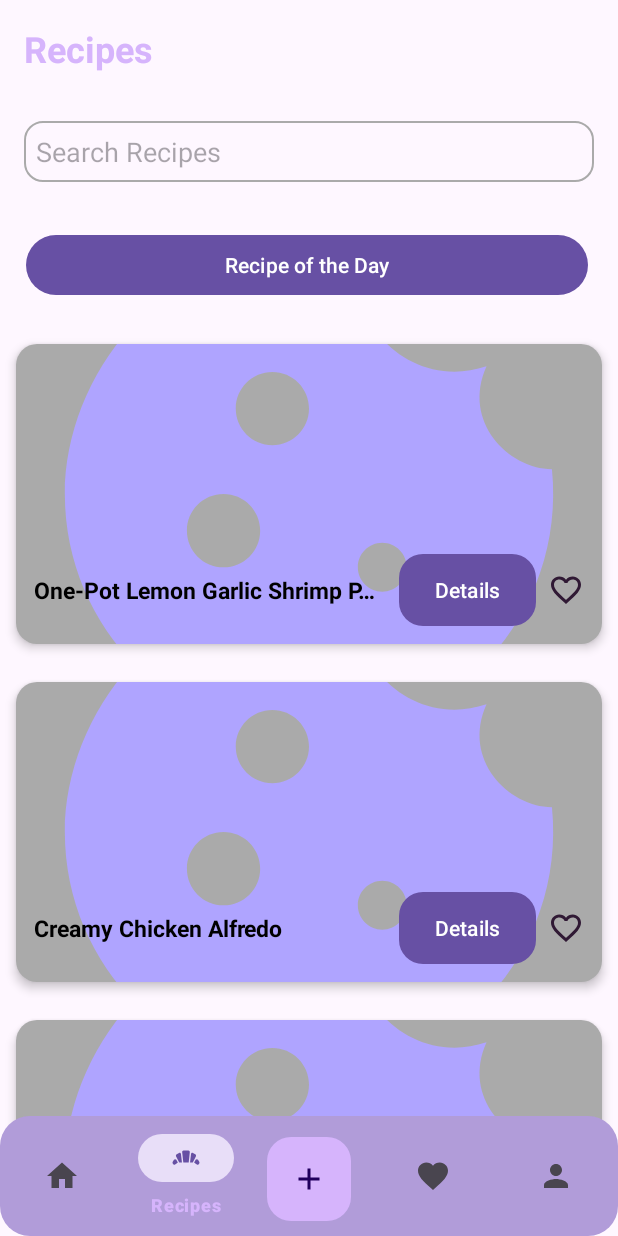
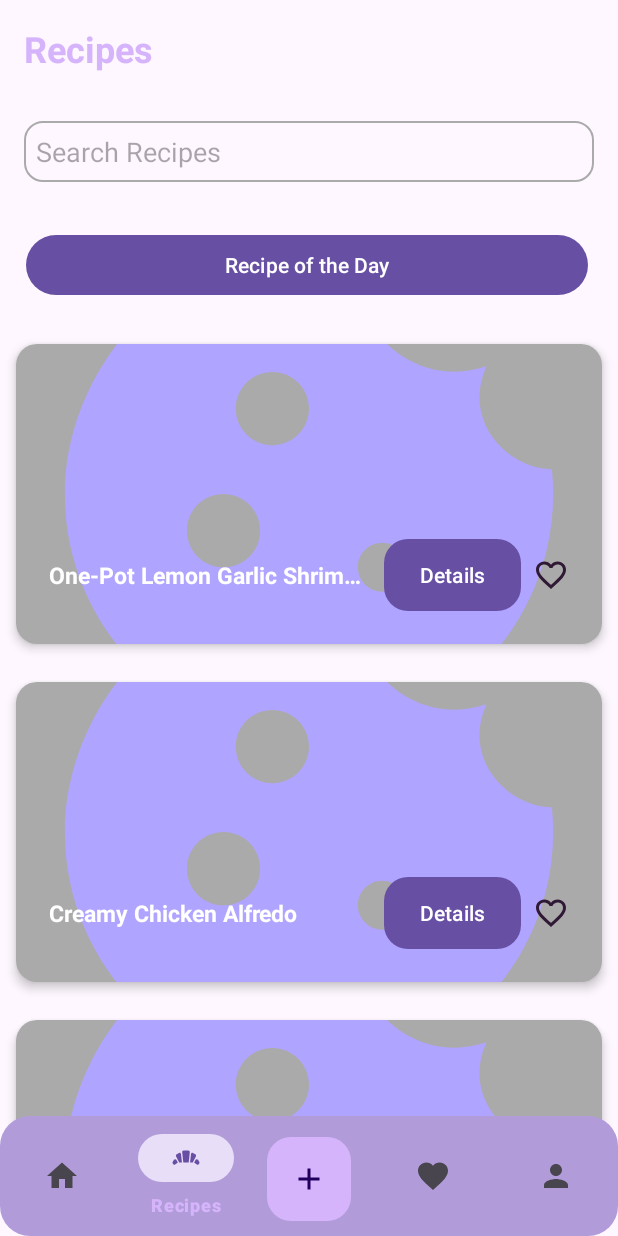
Before and after one commit to ErsekBeatriceAdrienne/Android_2024, an Android app: the screen it shows after launch (MainActivity), item 2 of the bottom bar chosen, on a phone screen of 412 x 824 dp. Run offline under Robolectric (Android 15) with nearby library versions, the phone set to English and light mode, and no system bars; our stand-ins replace data binding; pictures from the network do not load.

Commit message:
labor 7 done

```diff
--- a/android-project/app/src/main/java/com/tasty/recipesapp/ui/favorites/FavoritesFragment.kt
+++ b/android-project/app/src/main/java/com/tasty/recipesapp/ui/favorites/FavoritesFragment.kt
@@ -9,6 +9,7 @@ import androidx.fragment.app.viewModels
 import androidx.recyclerview.widget.LinearLayoutManager
 import com.tasty.recipesapp.adapters.RecipeAdapter
 import com.tasty.recipesapp.databinding.FragmentFavoritesBinding
+import com.tasty.recipesapp.models.recipe.RecipeModel
 import com.tasty.recipesapp.models.recipe.RecipeViewModel
 import com.tasty.recipesapp.models.recipe.RecipeViewModelFactory
 import com.tasty.recipesapp.repository.RecipeRepository
@@ -39,6 +40,7 @@ class FavoritesFragment : Fragment()
     override fun onViewCreated(view: View, savedInstanceState: Bundle?)
     {
         super.onViewCreated(view, savedInstanceState)
+        val favoriteRecipes = getFavoriteRecipes()
 
         favoritesAdapter = RecipeAdapter(mutableListOf(), recipeRepository,
             onRecipeLongClick = { recipe ->
@@ -54,4 +56,8 @@ class FavoritesFragment : Fragment()
             favoritesAdapter.updateRecipes(favoriteRecipes.toMutableList())
         }
     }
+
+    private fun getFavoriteRecipes(): List<RecipeModel> {
+        return recipeRepository.getFavorites()
+    }
 }
--- a/android-project/app/src/main/java/com/tasty/recipesapp/ui/recipe/RecipeDetailFragment.kt
+++ b/android-project/app/src/main/java/com/tasty/recipesapp/ui/recipe/RecipeDetailFragment.kt
@@ -1,7 +1,6 @@
 package com.tasty.recipesapp.ui.recipe
 
 import android.os.Bundle
-import android.util.Log
 import android.view.LayoutInflater
 import android.view.View
 import android.view.ViewGroup
@@ -10,10 +9,8 @@ import android.webkit.WebSettings
 import android.webkit.WebView
 import android.webkit.WebViewClient
 import android.widget.TextView
-import androidx.databinding.adapters.ViewBindingAdapter.setPadding
 import androidx.fragment.app.Fragment
 import com.bumptech.glide.Glide
-import com.tasty.recipesapp.R
 import com.tasty.recipesapp.databinding.FragmentRecipeDetailBinding
 import com.tasty.recipesapp.models.recipe.RecipeModel
 import com.tasty.recipesapp.repository.RecipeRepository
--- /dev/null
+++ b/android-project/app/src/main/res/drawable/blurred_background.xml
@@ -0,0 +1,14 @@
+<?xml version="1.0" encoding="utf-8"?>
+<layer-list xmlns:android="http://schemas.android.com/apk/res/android">
+    <item android:right="10dp" android:left="10dp" android:top="10dp" android:bottom="10dp">
+        <shape android:shape="rectangle">
+            <solid android:color="@android:color/transparent" />
+            <corners android:radius="12dp" />
+            <padding
+                android:left="10dp"
+                android:top="10dp"
+                android:right="10dp"
+                android:bottom="10dp" />
+        </shape>
+    </item>
+</layer-list>
--- a/android-project/app/src/main/res/layout/item_recipe.xml
+++ b/android-project/app/src/main/res/layout/item_recipe.xml
@@ -48,7 +48,7 @@
                 android:orientation="horizontal"
                 android:gravity="center_vertical"
                 android:layout_marginTop="8dp"
-                android:background="@android:color/transparent">
+                android:background="@drawable/blurred_background">
 
                 <!-- Recipe Name -->
                 <TextView
@@ -59,7 +59,7 @@
                     android:text="@{recipe.name}"
                     android:textStyle="bold"
                     android:textSize="15sp"
-                    android:textColor="@android:color/black"
+                    android:textColor="@android:color/white"
                     android:maxLines="1"
                     android:ellipsize="end" />
 
--- a/android-project/app/src/main/res/navigation/nav_graph.xml
+++ b/android-project/app/src/main/res/navigation/nav_graph.xml
@@ -37,7 +37,11 @@
         android:id="@+id/favoritesFragment"
         android:name="com.tasty.recipesapp.ui.favorites.FavoritesFragment"
         android:label="fragment_favorites"
-        tools:layout="@layout/fragment_favorites" />
+        tools:layout="@layout/fragment_favorites">
+    <action
+        android:id="@+id/action_favoritesFragment_to_recipeDetailsFragment"
+        app:destination="@id/recipeDetailFragment" />
+    </fragment>
     <fragment
         android:id="@+id/addNewRecipeFragment"
         android:name="com.tasty.recipesapp.ui.addrecipe.AddNewRecipeFragment"
```
Also changed, not shown: android-project/app/src/main/java/com/tasty/recipesapp/adapters/RecipeAdapter.kt (+16 -4 lines).
